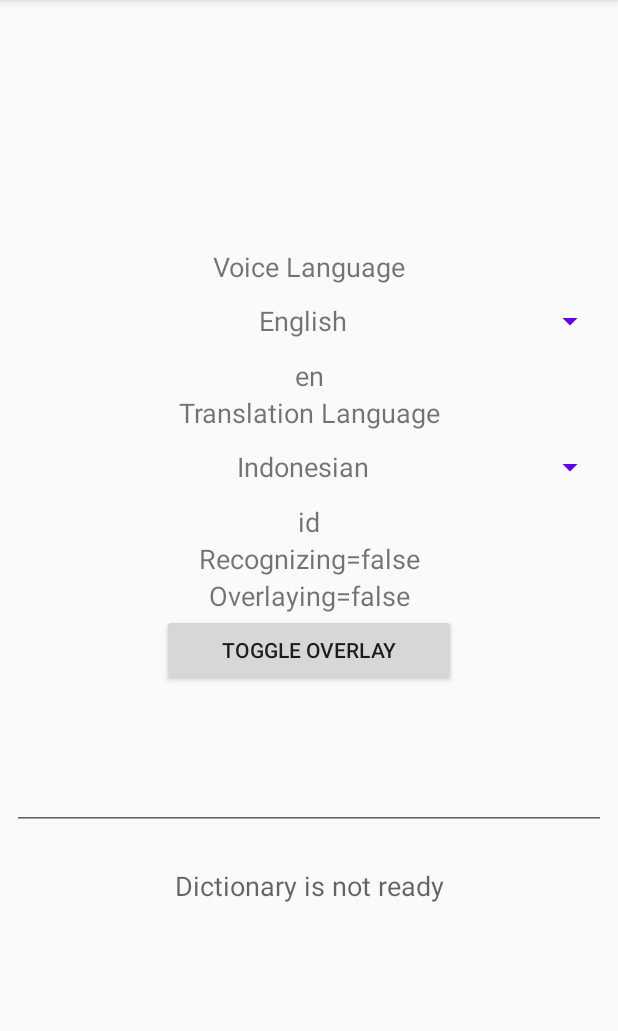
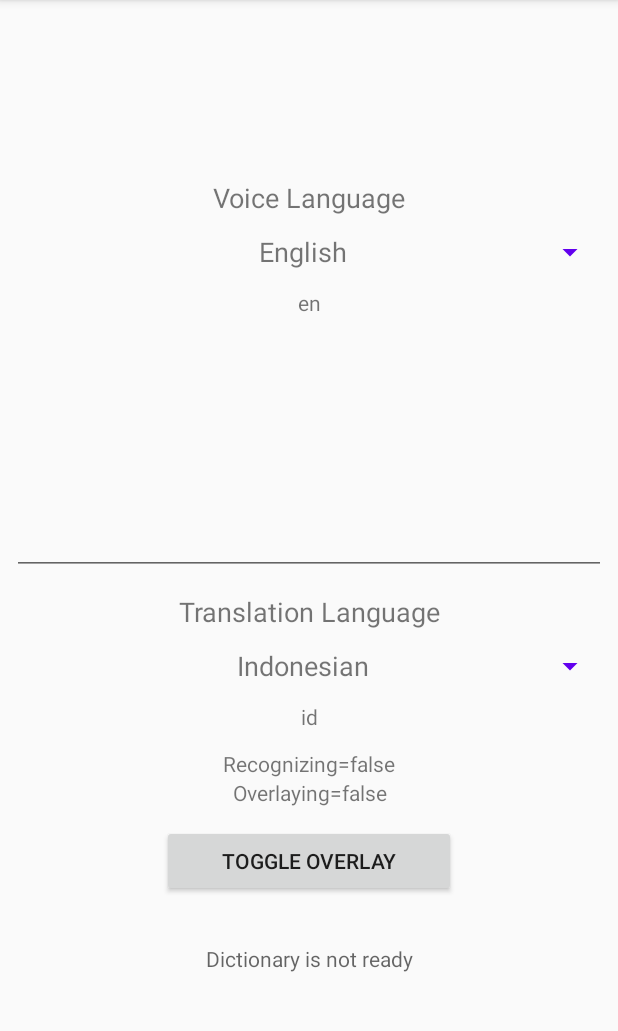
Before and after one commit to botbahlul/VOSK-Powered-LIVE-SUBTITLE, an Android app: the screen it shows after launch (MainActivity), on a phone screen of 412 x 824 dp, the part 84-1115 px from its top. Run offline under Robolectric (Android 15) with nearby library versions, the phone set to English and light mode, and no system bars; libraries missing offline, so code that uses them is left out: org.vosk.

Commit message:
Update activity_main.xml

```diff
--- a/app/src/main/res/layout/activity_main.xml
+++ b/app/src/main/res/layout/activity_main.xml
@@ -46,7 +46,28 @@
             android:gravity="center"
             android:layout_width="wrap_content"
             android:layout_height="wrap_content"
+            android:textSize="14sp"
+            />
+        <View
+            android:layout_width="match_parent"
+            android:layout_height="12sp"
+            />
+        <EditText
+            android:id="@+id/voice_text"
+            android:layout_width="match_parent"
+            android:layout_height="160dp"
+            android:autofillHints=""
+            android:focusable="false"
+            android:focusableInTouchMode="true"
+            android:gravity="center"
+            android:maxLines="5"
+            android:textAlignment="gravity"
+            android:textColorHint="#616161"
             android:textSize="18sp"
+            tools:ignore="LabelFor,TextFields" />
+        <View
+            android:layout_width="match_parent"
+            android:layout_height="12sp"
             />
         <TextView
             android:id="@+id/textview_text2"
@@ -73,7 +94,11 @@
             android:gravity="center"
             android:layout_width="wrap_content"
             android:layout_height="wrap_content"
-            android:textSize="18sp"
+            android:textSize="14sp"
+            />
+        <View
+            android:layout_width="match_parent"
+            android:layout_height="12sp"
             />
         <TextView
             android:id="@+id/textview_recognizing"
@@ -82,7 +107,7 @@
             android:layout_width="wrap_content"
             android:layout_height="wrap_content"
             android:text=""
-            android:textSize="18sp"
+            android:textSize="14sp"
             />
         <TextView
             android:id="@+id/textview_overlaying"
@@ -90,9 +115,12 @@
             android:gravity="center"
             android:layout_width="wrap_content"
             android:layout_height="wrap_content"
-            android:textSize="18sp"
+            android:textSize="14sp"
             />
-
+        <View
+            android:layout_width="match_parent"
+            android:layout_height="12sp"
+            />
         <Button
             android:id="@+id/button_toggle_overlay"
             android:layout_marginLeft="100dp"
@@ -101,21 +129,10 @@
             android:layout_width="wrap_content"
             android:text="@string/toggle_overlay"
             />
-
-        <EditText
-            android:id="@+id/voice_text"
+        <View
             android:layout_width="match_parent"
-            android:layout_height="96dp"
-            android:autofillHints=""
-            android:gravity="center"
-            android:focusable="false"
-            android:focusableInTouchMode="true"
-            android:maxLines="3"
-            android:textSize="18sp"
-            android:textAlignment="gravity"
-            android:textColorHint="#616161"
-            tools:ignore="LabelFor,TextFields" />
-
+            android:layout_height="12sp"
+            />
         <TextView
             android:id="@+id/textview_debug"
             android:layout_width="fill_parent"
@@ -123,8 +140,9 @@
             android:layout_gravity="center"
             android:gravity="center"
             android:scrollbars="vertical"
-            android:textAppearance="?android:attr/textAppearanceMedium" />
-
+            android:textAppearance="?android:attr/textAppearanceMedium"
+            android:textSize="14sp"
+            />
         <TextView
             android:id="@+id/textview_debug2"
             android:layout_width="fill_parent"
@@ -132,7 +150,8 @@
             android:layout_gravity="center"
             android:gravity="center"
             android:scrollbars="vertical"
-            android:textAppearance="?android:attr/textAppearanceMedium" />
-
+            android:textAppearance="?android:attr/textAppearanceMedium"
+            android:textSize="14sp"
+            />
     </TableLayout>
 </ScrollView>
```
